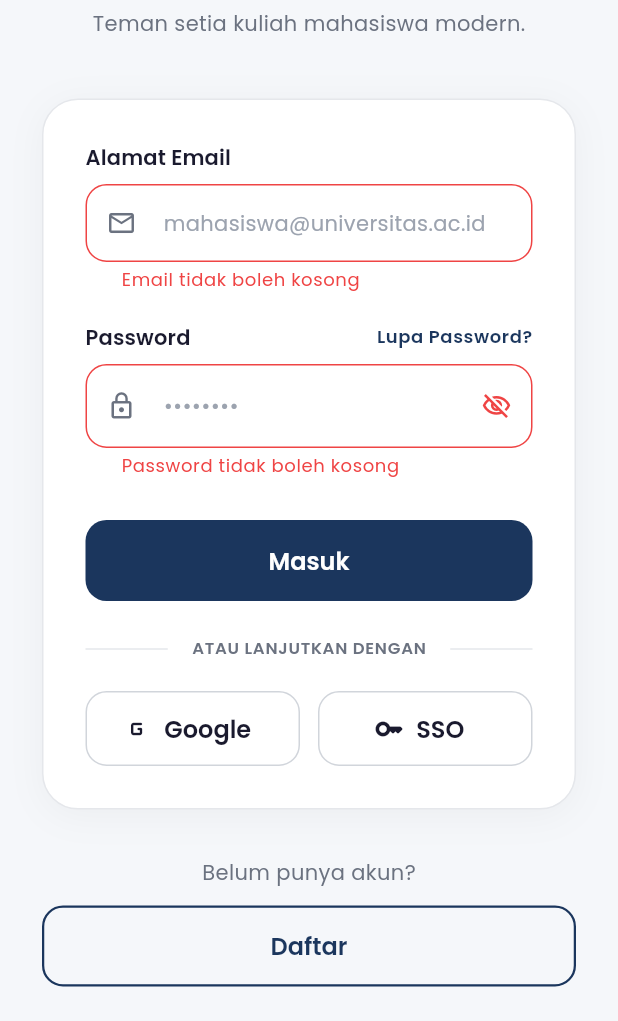
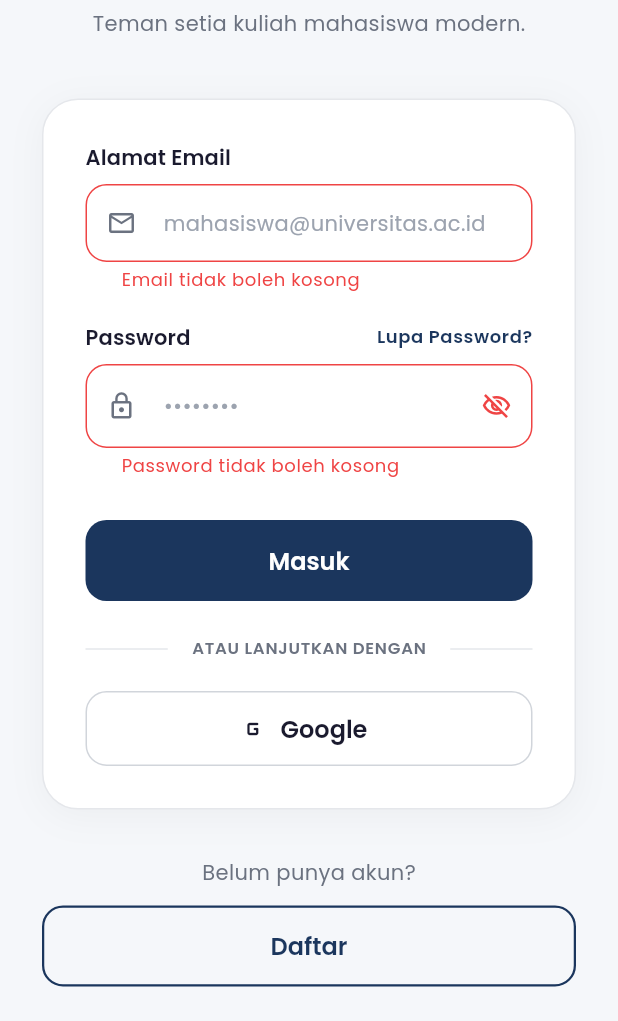
Before and after one commit to RiveRyxaa/jadwal_mahasiswa, a Flutter app: the screen it shows after launch, after a tap on "Masuk", on a phone screen of 412 x 824 dp, the part 215-1236 px from its top. Run offline on Flutter 3.47's test engine with Material 3 defaults, Android fonts, the phone set to English and light mode, and no system bars; our stand-ins replace firebase_auth, firebase_core, flutter_local_notifications, google_fonts, google_sign_in, shared_preferences and 1 more; accounts and stored records are empty.

Commit message:
menghapush login via SSO

```diff
--- a/lib/screens/auth/login_screen.dart
+++ b/lib/screens/auth/login_screen.dart
@@ -284,10 +284,7 @@ class _LoginScreenState extends State<LoginScreen>
                             const SizedBox(height: 20),
 
                             // Social Buttons
-                            Row(
-                              children: [
-                                Expanded(
-                                  child: SocialButton(
+                            SocialButton(
                               text: 'Google',
                               icon: Icons.g_mobiledata_rounded,
                               onPressed: () async {
@@ -306,32 +303,6 @@ class _LoginScreenState extends State<LoginScreen>
                                   );
                                 }
                               },
-                                  ),
-                                ),
-                                const SizedBox(width: 12),
-                                Expanded(
-                                  child: SocialButton(
-                                    text: 'SSO',
-                                    icon: Icons.key_rounded,
-                                    onPressed: () async {
-                                      final auth = context.read<AuthProvider>();
-                                      final success = await auth.loginWithGoogle();
-                                      if (success && context.mounted) {
-                                        Navigator.of(context).pushReplacementNamed('/home');
-                                      } else if (context.mounted && auth.error != null) {
-                                        ScaffoldMessenger.of(context).showSnackBar(
-                                          SnackBar(
-                                            content: Text(auth.error!),
-                                            backgroundColor: AppColors.error,
-                                            behavior: SnackBarBehavior.floating,
-                                            shape: RoundedRectangleBorder(borderRadius: BorderRadius.circular(10)),
-                                          ),
-                                        );
-                                      }
-                                    },
-                                  ),
-                                ),
-                              ],
                             ),
                           ],
                         ),
```
Lines whose indentation alone changed are shown as unchanged.
